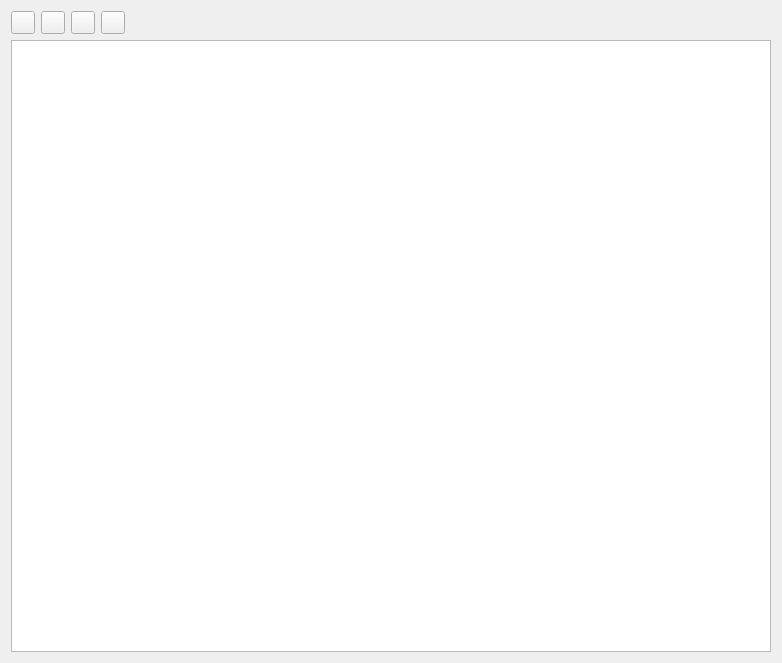
First picture: the form in src/ui/qgsfieldspropertiesbase.ui, repository qgis/QGIS, before the edit.
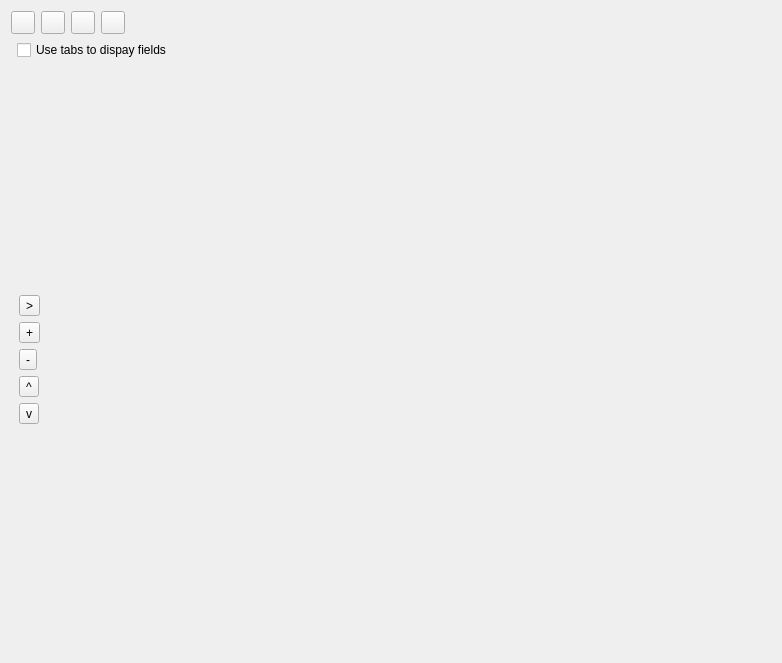
Second picture: the form after the edit. Icons and pictures are not drawn.

The edit to the form file:
```diff
--- a/src/ui/qgsfieldspropertiesbase.ui
+++ b/src/ui/qgsfieldspropertiesbase.ui
@@ -97,23 +97,152 @@
     </spacer>
    </item>
    <item row="1" column="0" colspan="5">
-    <widget class="QTableWidget" name="tblAttributes">
-     <property name="sizePolicy">
-      <sizepolicy hsizetype="Expanding" vsizetype="Expanding">
-       <horstretch>0</horstretch>
-       <verstretch>0</verstretch>
-      </sizepolicy>
-     </property>
-     <property name="minimumSize">
-      <size>
-       <width>256</width>
-       <height>0</height>
-      </size>
-     </property>
-     <property name="sortingEnabled">
-      <bool>false</bool>
-     </property>
-    </widget>
+        <layout class="QHBoxLayout" name="horizontalLayout_15">
+         <item>
+          <widget class="QWidget" name="mAttributesListFrame"/>
+         </item>
+         <item>
+          <widget class="QWidget" name="widget" native="true">
+           <layout class="QGridLayout" name="gridLayout_18">
+            <property name="margin">
+             <number>0</number>
+            </property>
+            <item row="1" column="1">
+             <widget class="QWidget" name="mAttributesTreeButtonFrame" native="true">
+              <property name="sizePolicy">
+               <sizepolicy hsizetype="Minimum" vsizetype="Preferred">
+                <horstretch>0</horstretch>
+                <verstretch>0</verstretch>
+               </sizepolicy>
+              </property>
+              <property name="maximumSize">
+               <size>
+                <width>26</width>
+                <height>16777215</height>
+               </size>
+              </property>
+              <layout class="QGridLayout" name="gridLayout_19">
+               <property name="margin">
+                <number>0</number>
+               </property>
+               <item row="5" column="0">
+                <widget class="QToolButton" name="mMoveDownItem">
+                 <property name="text">
+                  <string>v</string>
+                 </property>
+                 <property name="icon">
+                  <iconset resource="../../images/images.qrc">
+                   <normaloff>:/images/themes/default/mActionArrowDown.png</normaloff>:/images/themes/default/mActionArrowDown.png</iconset>
+                 </property>
+                </widget>
+               </item>
+               <item row="2" column="0">
+                <widget class="QToolButton" name="mAddTabOrGroupButton">
+                 <property name="text">
+                  <string>+</string>
+                 </property>
+                 <property name="icon">
+                  <iconset resource="../../images/images.qrc">
+                   <normaloff>:/images/themes/default/mActionSignPlus.png</normaloff>:/images/themes/default/mActionSignPlus.png</iconset>
+                 </property>
+                </widget>
+               </item>
+               <item row="6" column="0">
+                <spacer name="verticalSpacer_3">
+                 <property name="orientation">
+                  <enum>Qt::Vertical</enum>
+                 </property>
+                 <property name="sizeHint" stdset="0">
+                  <size>
+                   <width>20</width>
+                   <height>40</height>
+                  </size>
+                 </property>
+                </spacer>
+               </item>
+               <item row="1" column="0">
+                <widget class="QToolButton" name="mAddItemButton">
+                 <property name="text">
+                  <string>&gt;</string>
+                 </property>
+                 <property name="icon">
+                  <iconset resource="../../images/images.qrc">
+                   <normaloff>:/images/themes/default/mActionArrowRight.png</normaloff>:/images/themes/default/mActionArrowRight.png</iconset>
+                 </property>
+                </widget>
+               </item>
+               <item row="0" column="0">
+                <spacer name="verticalSpacer_4">
+                 <property name="orientation">
+                  <enum>Qt::Vertical</enum>
+                 </property>
+                 <property name="sizeHint" stdset="0">
+                  <size>
+                   <width>20</width>
+                   <height>40</height>
+                  </size>
+                 </property>
+                </spacer>
+               </item>
+               <item row="4" column="0">
+                <widget class="QToolButton" name="mMoveUpItem">
+                 <property name="text">
+                  <string>^</string>
+                 </property>
+                 <property name="icon">
+                  <iconset resource="../../images/images.qrc">
+                   <normaloff>:/images/themes/default/mActionArrowUp.png</normaloff>:/images/themes/default/mActionArrowUp.png</iconset>
+                 </property>
+                </widget>
+               </item>
+               <item row="3" column="0">
+                <widget class="QToolButton" name="mRemoveTabGroupItemButton">
+                 <property name="text">
+                  <string>-</string>
+                 </property>
+                 <property name="icon">
+                  <iconset resource="../../images/images.qrc">
+                   <normaloff>:/images/themes/default/mActionSignMinus.png</normaloff>:/images/themes/default/mActionSignMinus.png</iconset>
+                 </property>
+                </widget>
+               </item>
+              </layout>
+             </widget>
+            </item>
+            <item row="1" column="2" colspan="2">
+             <widget class="QWidget" name="mAttributesTreeFrame" native="true">
+              <property name="sizePolicy">
+               <sizepolicy hsizetype="MinimumExpanding" vsizetype="Preferred">
+                <horstretch>0</horstretch>
+                <verstretch>0</verstretch>
+               </sizepolicy>
+              </property>
+             </widget>
+            </item>
+            <item row="0" column="3">
+             <spacer name="horizontalSpacer_6">
+              <property name="orientation">
+               <enum>Qt::Horizontal</enum>
+              </property>
+              <property name="sizeHint" stdset="0">
+               <size>
+                <width>40</width>
+                <height>20</height>
+               </size>
+              </property>
+             </spacer>
+            </item>
+            <item row="0" column="1" colspan="2">
+             <widget class="QCheckBox" name="mTabDisplayCheckbox">
+              <property name="text">
+               <string>Use tabs to dispay fields</string>
+              </property>
+             </widget>
+            </item>
+           </layout>
+          </widget>
+         </item>
+        </layout>
    </item>
   </layout>
  </widget>
```
